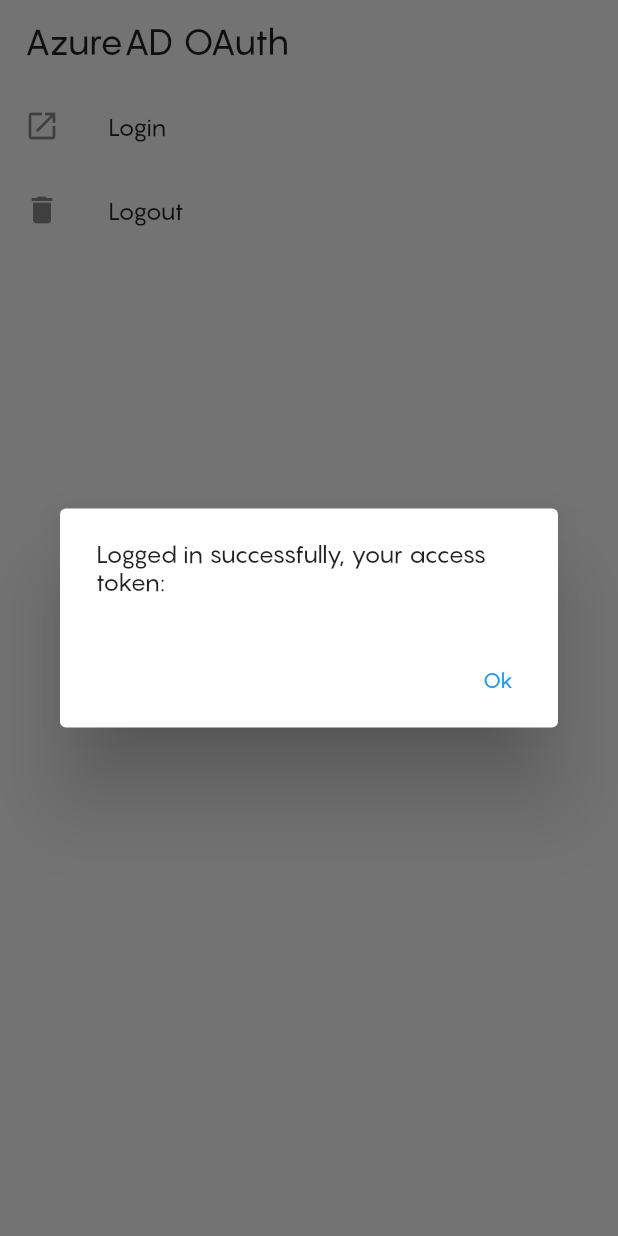
After one commit to neonemi/flierdapp, a Flutter app: the AzureAuth screen opened directly, after a tap on "Login", on a phone screen of 412 x 824 dp. The commit adds this screen. Run offline on Flutter 3.47's test engine with Material 2 defaults, Android fonts, the phone set to English and light mode, and no system bars; our stand-ins replace audioplayers, file_picker, image_picker, just_audio, open_file, photo_view and 2 more; missing offline and left inert: aad_oauth, back_button_interceptor, custom_pop_up_menu, flutter_better_camera, video_thumbnail; accounts and stored records are empty.

Commit message:
azure auth

```diff
--- a/lib/main.dart
+++ b/lib/main.dart
@@ -8,11 +8,13 @@ import 'package:flutter/material.dart';
 import 'package:flutter/services.dart';
 import 'package:flutter_better_camera/camera.dart';
 
+final navigatorKey = GlobalKey<NavigatorState>();
 void main() async {
   WidgetsFlutterBinding.ensureInitialized();
   // Obtain a list of the available cameras on the device.
   final cameras = await availableCameras();
   runApp(MaterialApp(
+    key: navigatorKey,
       theme: ThemeData(fontFamily: "Pangram Sans"),
       debugShowCheckedModeBanner: false, home:  MyApp(cameras: cameras,)));
 }
--- /dev/null
+++ b/lib/ui/azure/auth/azuthauth.dart
@@ -0,0 +1,92 @@
+import 'package:aad_oauth/aad_oauth.dart';
+import 'package:aad_oauth/model/config.dart';
+import 'package:flutter/foundation.dart';
+import 'package:flutter/material.dart';
+
+import '../../../main.dart';
+
+
+class AzureAuth extends StatefulWidget {
+  AzureAuth({Key? key,}) : super(key: key);
+
+
+  @override
+  AzureAuthState createState() => AzureAuthState();
+}
+
+class AzureAuthState extends State<AzureAuth> {
+  // Must configure flutter to start the web server for the app on
+  // the port listed below. In VSCode, this can be done with
+  // the following run settings in launch.json
+  // "args": ["-d", "chrome","--web-port", "8483"]
+  static final Config config = Config(
+    tenant: 'YOUR_TENANT_ID',
+    clientId: 'YOUR_CLIENT_ID',
+    scope: 'openid profile offline_access',
+    redirectUri: kIsWeb
+        ? 'http://localhost:8483'
+        : 'https://login.live.com/oauth20_desktop.srf',
+    navigatorKey: navigatorKey,
+  );
+  final AadOAuth oauth = AadOAuth(config);
+
+  @override
+  Widget build(BuildContext context) {
+    return Scaffold(
+      body: ListView(
+        children: <Widget>[
+          ListTile(
+            title: Text(
+              'AzureAD OAuth',
+              style: Theme.of(context).textTheme.headline5,
+            ),
+          ),
+          ListTile(
+            leading: const Icon(Icons.launch),
+            title: const Text('Login'),
+            onTap: () {
+              login();
+            },
+          ),
+          ListTile(
+            leading: const Icon(Icons.delete),
+            title: const Text('Logout'),
+            onTap: () {
+              logout();
+            },
+          ),
+        ],
+      ),
+    );
+  }
+
+  void showError(dynamic ex) {
+    showMessage(ex.toString());
+  }
+
+  void showMessage(String text) {
+    var alert = AlertDialog(content: Text(text), actions: <Widget>[
+      TextButton(
+          child: const Text('Ok'),
+          onPressed: () {
+            Navigator.pop(context);
+          })
+    ]);
+    showDialog(context: context, builder: (BuildContext context) => alert);
+  }
+
+  void login() async {
+    try {
+      await oauth.login();
+      var accessToken = await oauth.getAccessToken();
+      showMessage('Logged in successfully, your access token: $accessToken');
+    } catch (e) {
+      showError(e);
+    }
+  }
+
+  void logout() async {
+    await oauth.logout();
+    showMessage('Logged out');
+  }
+}
--- a/pubspec.yaml
+++ b/pubspec.yaml
@@ -52,6 +52,7 @@ dependencies:
   photo_view:
   audio_session:
   intl:
+  aad_oauth: ^0.4.0
 dev_dependencies:
   flutter_test:
     sdk: flutter
```
Also changed, not shown: pubspec.lock.
